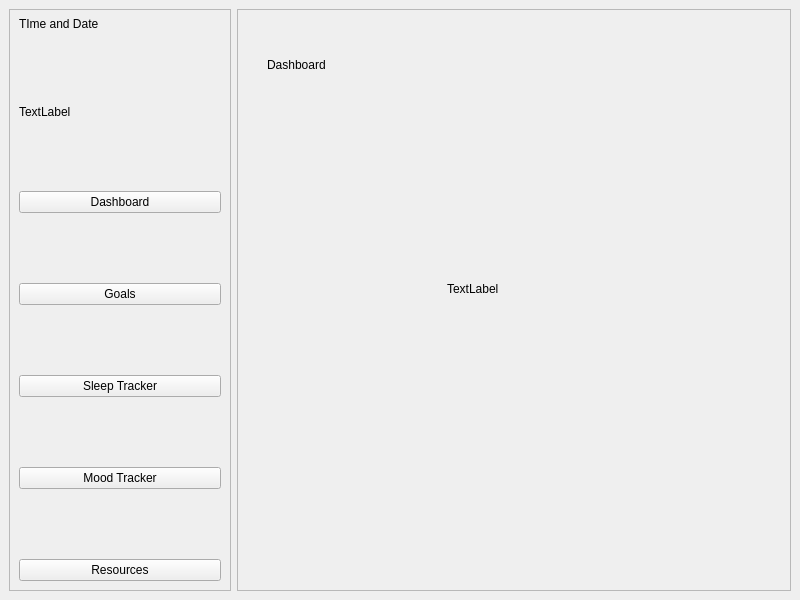
Qt form source_code/homescreen.ui (suwubham/sirani) before a commit.
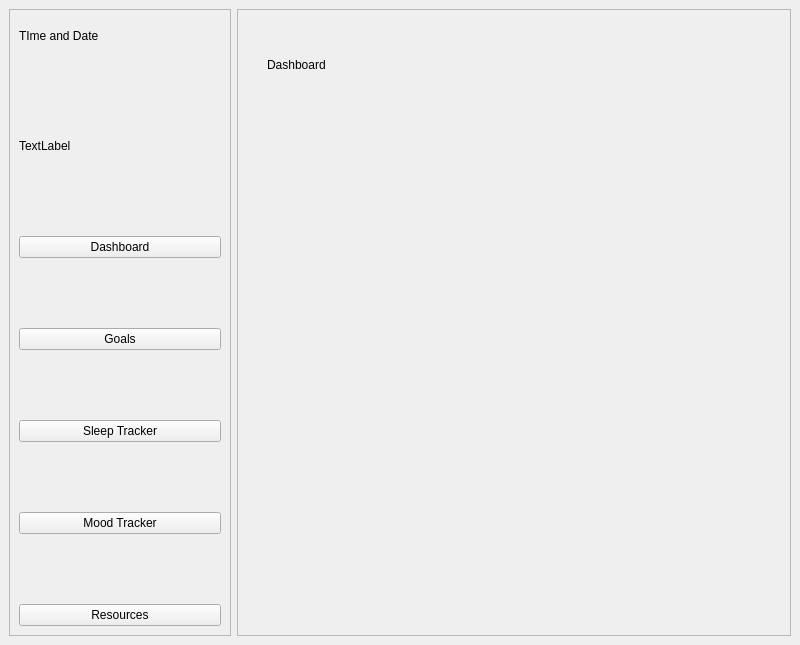
The same form after that commit.

Diff of the .ui file:
```diff
--- a/source_code/homescreen.ui
+++ b/source_code/homescreen.ui
@@ -7,7 +7,7 @@
     <x>0</x>
     <y>0</y>
     <width>800</width>
-    <height>600</height>
+    <height>645</height>
    </rect>
   </property>
   <property name="windowTitle">
@@ -110,19 +110,6 @@
             <string>Dashboard</string>
            </property>
           </widget>
-          <widget class="QLabel" name="label_6">
-           <property name="geometry">
-            <rect>
-             <x>200</x>
-             <y>260</y>
-             <width>63</width>
-             <height>20</height>
-            </rect>
-           </property>
-           <property name="text">
-            <string>TextLabel</string>
-           </property>
-          </widget>
          </widget>
          <widget class="QWidget" name="Goals">
           <widget class="QLabel" name="label_2">
```
